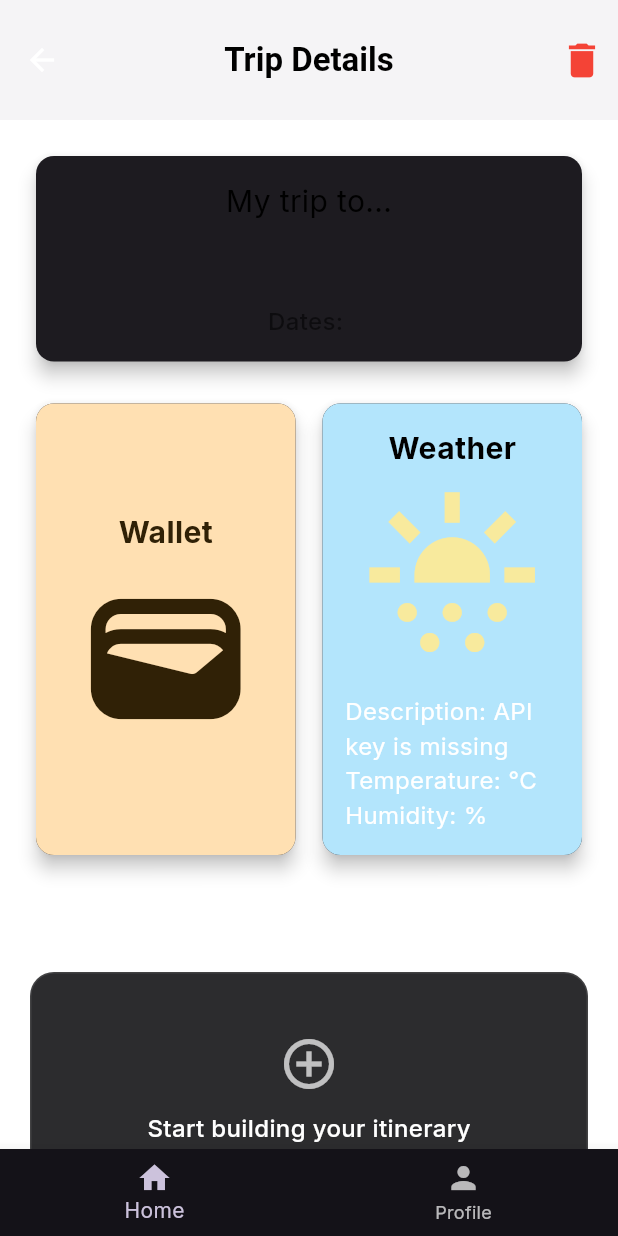
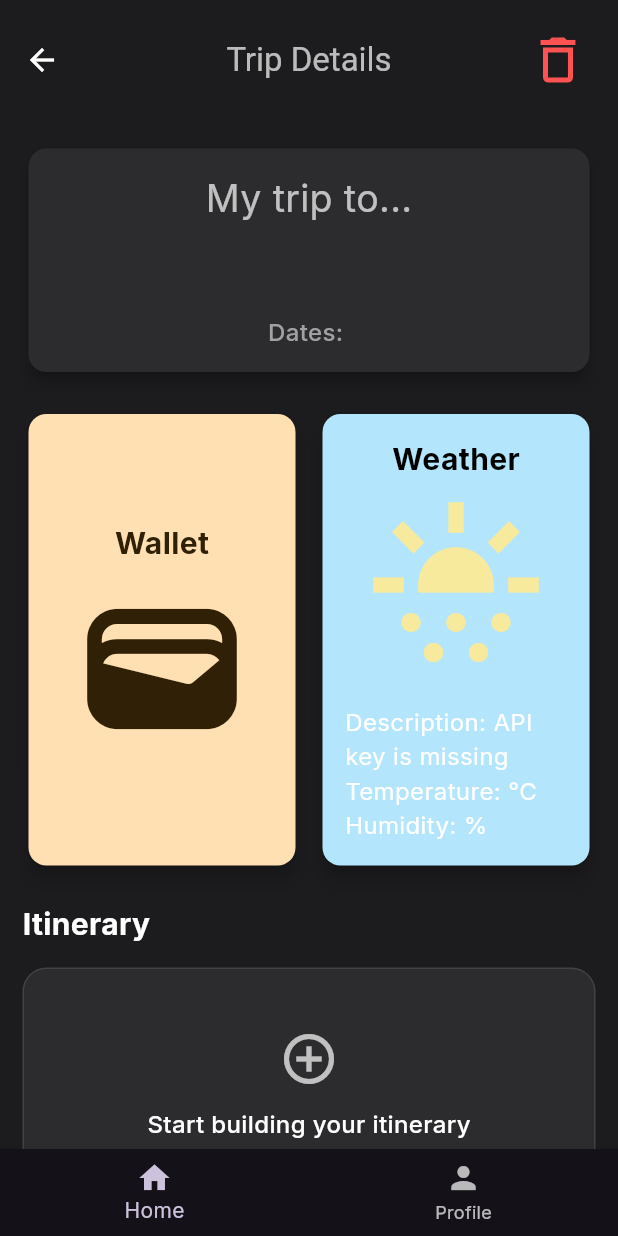
Before and after one commit to juliaopesh/JetSetGo, a Flutter app: the TripScreen screen opened directly with empty values, on a phone screen of 412 x 824 dp. Run offline on Flutter 3.47's test engine with Material 3 defaults, Android fonts, the phone set to English and light mode, and no system bars; our stand-ins replace cloud_firestore, file_picker, firebase_auth, firebase_core, open_file; accounts and stored records are empty.

Commit message:
updated trip details UI partially

```diff
--- a/jetsetgo/lib/components/itinerary_component.dart
+++ b/jetsetgo/lib/components/itinerary_component.dart
@@ -167,12 +167,12 @@ class _ItinerarySectionState extends State<ItinerarySection> {
         const Text(
           "Itinerary",
           style: TextStyle(
-            fontSize: 24,
+            fontSize: 20,
             fontWeight: FontWeight.bold,
             color: Colors.white,
           ),
         ),
-        const SizedBox(height: 10),
+        const SizedBox(height: 5),
 
         Padding(
           padding: const EdgeInsets.symmetric(vertical: 10),
--- a/jetsetgo/lib/pages/trip_profile.dart
+++ b/jetsetgo/lib/pages/trip_profile.dart
@@ -141,36 +141,39 @@ class _TripScreenState extends State<TripScreen> {
   @override
   Widget build(BuildContext context) {
     return Scaffold(
-      backgroundColor: Colors.white,
+      backgroundColor: const Color(0xFF1C1C1E),
       appBar: AppBar(
         toolbarHeight: 80,
         title: Text(
           'Trip Details',
           style: const TextStyle(
             fontSize: 22,
-            fontWeight: FontWeight.bold,
-            color: Colors.black,
+            color: Colors.white70,
           ),
         ),
-        backgroundColor: const Color.fromARGB(255, 245, 244, 246),
+        backgroundColor: const Color(0xFF1C1C1E),
         centerTitle: true,
         actions: [
-          IconButton(
-            icon: const Icon(Icons.delete, color: Colors.red),
-            iconSize: 30, // Increased icon size
-            onPressed: showDeleteConfirmationDialog,
+          Padding(
+            padding: const EdgeInsets.only(right: 12),
+            child: IconButton(
+              icon: const Icon(Icons.delete_outline, color: Colors.redAccent),
+              iconSize: 40,
+              onPressed: showDeleteConfirmationDialog,
+            ),
           ),
         ],
       ),
       body: SingleChildScrollView(
         child: Padding(
-          padding: const EdgeInsets.all(20.0),
+          padding: const EdgeInsets.all(15.0),
           child: Column(
             crossAxisAlignment: CrossAxisAlignment.start,
             children: [
               // Title Box
               Card(
-                elevation: 5,
+                color: const Color(0xFF2C2C2E),
+                elevation: 4,
                 shape: RoundedRectangleBorder(
                   borderRadius: BorderRadius.circular(12),
                 ),
@@ -185,18 +188,18 @@ class _TripScreenState extends State<TripScreen> {
                       Text(
                         "My trip to...",
                         style: TextStyle(
-                          fontSize: 20,
+                          fontSize: 25,
                           fontWeight: FontWeight.w400,
-                          color: Colors.black,
+                          color: Colors.white70,
                         ),
                       ),
                       const SizedBox(height: 5),
                       Text(
                         widget.tripName.toUpperCase(),
                         style: const TextStyle(
-                          fontSize: 32,
-                          fontWeight: FontWeight.bold,
-                          color: Colors.black,
+                          fontSize: 35,
+                          //fontWeight: FontWeight.bold,
+                          color: Colors.white,
                         ),
                       ),
                       const SizedBox(height: 5),
@@ -205,7 +208,7 @@ class _TripScreenState extends State<TripScreen> {
                         style: const TextStyle(
                           fontSize: 16,
                           fontWeight: FontWeight.w500,
-                          color: Colors.black54,
+                          color: Color(0xFFA1A1A3),
                         ),
                       ),
                     ],
```
